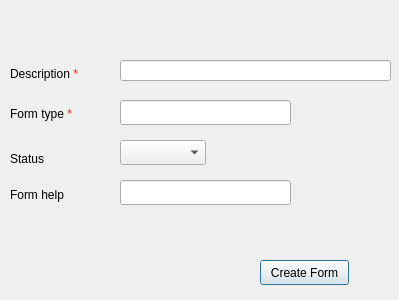
The window that presentation/authorization_ui/createForm.ui (shymaa123456/HyperPOS2020) describes before a commit, drawn with Qt 5.
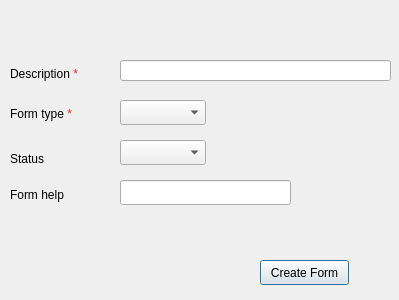
The same window after the commit.

What changed in the file:
```diff
--- a/presentation/authorization_ui/createForm.ui
+++ b/presentation/authorization_ui/createForm.ui
@@ -72,19 +72,6 @@
     </rect>
    </property>
   </widget>
-  <widget class="QLineEdit" name="LE_type">
-   <property name="geometry">
-    <rect>
-     <x>120</x>
-     <y>100</y>
-     <width>171</width>
-     <height>25</height>
-    </rect>
-   </property>
-   <property name="placeholderText">
-    <string/>
-   </property>
-  </widget>
   <widget class="QLabel" name="label_7">
    <property name="geometry">
     <rect>
@@ -124,6 +111,16 @@
     <string>Form help</string>
    </property>
   </widget>
+  <widget class="QComboBox" name="CMB_formType">
+   <property name="geometry">
+    <rect>
+     <x>120</x>
+     <y>100</y>
+     <width>86</width>
+     <height>25</height>
+    </rect>
+   </property>
+  </widget>
  </widget>
  <resources/>
  <connections/>
```
